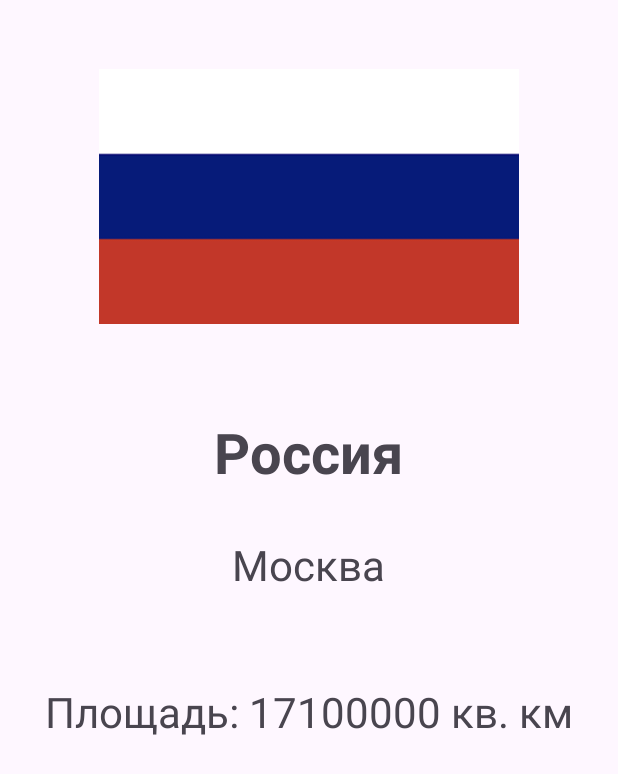
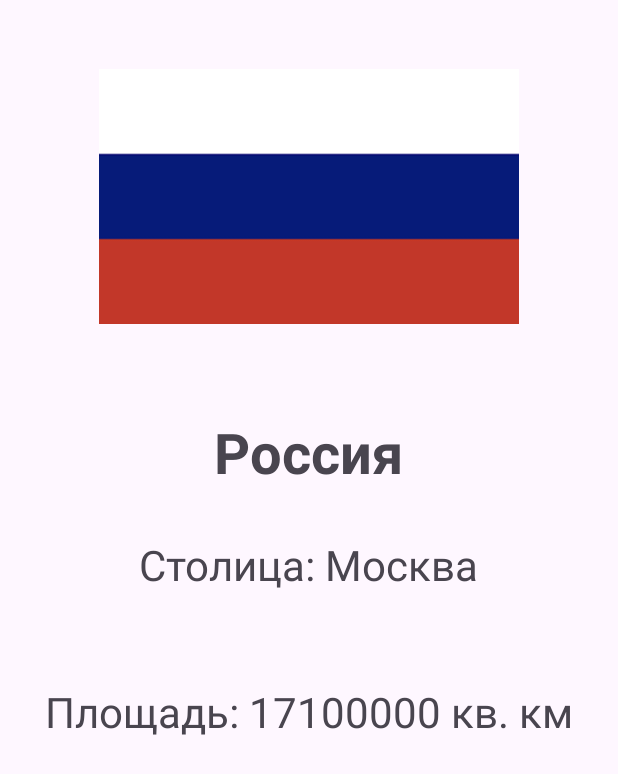
Before and after one commit to Akulik8/Countries, an Android app: the screen it shows after launch (MainActivity), after a tap on "Россия", on a phone screen of 412 x 824 dp. Shown: the top 774 px of the screen. Run offline under Robolectric (Android 15) with nearby library versions, the phone set to English and light mode, and no system bars.

Commit message:
fragments

```diff
--- /dev/null
+++ b/app/src/main/java/com/example/countries/CountriesViewModel.java
@@ -0,0 +1,29 @@
+package com.example.countries;
+
+import androidx.lifecycle.LiveData;
+import androidx.lifecycle.MutableLiveData;
+import androidx.lifecycle.ViewModel;
+
+import java.util.ArrayList;
+import java.util.List;
+
+public class CountriesViewModel extends ViewModel {
+    public MutableLiveData<List<Country>> countries = new MutableLiveData<>();
+    public CountriesViewModel() {
+        List<Country> countriesList = new ArrayList<>();
+        countriesList.add(new Country("Россия", R.drawable.rus, "Москва", 17100000));
+        countriesList.add(new Country("США", R.drawable.usa, "Вашингтон", 9834000));
+        countriesList.add(new Country("Германия", R.drawable.germany, "Берлин", 357592));
+        countriesList.add(new Country("Китай", R.drawable.china, "Пекин", 9597000));
+        countriesList.add(new Country("Молдова", R.drawable.moldova, "Кишинёв", 33846));
+        countriesList.add(new Country("Аргентина", R.drawable.argentina, "Буэнос-Айрес", 2780000));
+        countriesList.add(new Country("Франция", R.drawable.france, "Париж", 643801));
+        countriesList.add(new Country("Италия", R.drawable.italy, "Рим", 302073));
+        countriesList.add(new Country("Бразилия", R.drawable.brazil, "Бразилиа", 8510000));
+        countriesList.add(new Country("Канада", R.drawable.canada, "Оттава", 9985000));
+        countries.setValue(countriesList);
+    }
+    public LiveData<List<Country>> getCountries() {
+        return countries;
+    }
+}
--- a/app/src/main/java/com/example/countries/CountryFragment.java
+++ b/app/src/main/java/com/example/countries/CountryFragment.java
@@ -6,6 +6,9 @@ import android.os.Bundle;
 import androidx.fragment.app.Fragment;
 import androidx.fragment.app.FragmentManager;
 import androidx.fragment.app.FragmentTransaction;
+import androidx.lifecycle.Observer;
+import androidx.lifecycle.ViewModel;
+import androidx.lifecycle.ViewModelProvider;
 
 import android.view.LayoutInflater;
 import android.view.View;
@@ -16,48 +19,28 @@ import android.widget.ListView;
 import java.util.ArrayList;
 import java.util.List;
 public class CountryFragment extends Fragment {
-
-    List<Country> countries = new ArrayList<>();
-    public static CountryFragment newInstance(String param1, String param2) {
-        CountryFragment fragment = new CountryFragment();
-        Bundle args = new Bundle();
-        fragment.setArguments(args);
-        return fragment;
-    }
-
-    @Override
-    public void onCreate(Bundle savedInstanceState) {
-        super.onCreate(savedInstanceState);
-        countries.add(new Country("Россия", R.drawable.rus, "Москва", 17100000));
-        countries.add(new Country("США", R.drawable.usa, "Вашингтон", 9834000));
-        countries.add(new Country("Германия", R.drawable.germany, "Берлин", 357592));
-        countries.add(new Country("Китай", R.drawable.china, "Пекин", 9597000));
-        countries.add(new Country("Молдова", R.drawable.moldova, "Кишинёв", 33846));
-        countries.add(new Country("Аргентина", R.drawable.argentina, "Буэнос-Айрес", 2780000));
-        countries.add(new Country("Франция", R.drawable.france, "Париж", 643801));
-        countries.add(new Country("Италия", R.drawable.italy, "Рим", 302073));
-        countries.add(new Country("Бразилия", R.drawable.brazil, "Бразилиа", 8510000));
-        countries.add(new Country("Канада", R.drawable.canada, "Оттава", 9985000));
-    }
-
     @Override
     public View onCreateView(LayoutInflater inflater, ViewGroup container,
                              Bundle savedInstanceState) {
+        CountriesViewModel viewModel = new ViewModelProvider(this).get(CountriesViewModel.class);
         View view = inflater.inflate(R.layout.fragment_country, container, false);
-
-        ListView listView = (ListView) view.findViewById(R.id.listView);
-        CountryAdapter countryAdapter = new CountryAdapter(getActivity(), countries);
-        listView.setAdapter(countryAdapter);
+        ListView listView = view.findViewById(R.id.listView);
+        viewModel.getCountries().observe(getViewLifecycleOwner(), new Observer<List<Country>>() {
+            @Override
+            public void onChanged(List<Country> countries) {
+                CountryAdapter adapter = new CountryAdapter(getActivity(), countries);
+                listView.setAdapter(adapter);
+            }
+        });
 
         listView.setOnItemClickListener(new AdapterView.OnItemClickListener() {
             @Override
-            public void onItemClick(AdapterView<?> adapterView, View view, int position, long id) {
-                Country country = countries.get(position);
-                FragmentManager fragmentManager = getActivity().getSupportFragmentManager();
-                FragmentTransaction fragmentTransaction = fragmentManager.beginTransaction();
-                fragmentTransaction.replace(R.id.fragment_container, DetailsFragment.newInstance(country));
-                fragmentTransaction.addToBackStack(null);
-                fragmentTransaction.commit();
+            public void onItemClick(AdapterView<?> parent, View view, int position, long id) {
+                Country selectedCountry = viewModel.getCountries().getValue().get(position);
+                DetailsViewModel detailsViewModel = new ViewModelProvider(requireActivity()).get(DetailsViewModel.class);
+                detailsViewModel.selectCountry(selectedCountry);
+                DetailsFragment detailsFragment = DetailsFragment.newInstance(selectedCountry.getName(), selectedCountry.getCapital(), selectedCountry.getArea(), selectedCountry.getFlagId());
+                getActivity().getSupportFragmentManager().beginTransaction().replace(R.id.fragment_container, detailsFragment).addToBackStack(null).commit();
             }
         });
 
--- a/app/src/main/java/com/example/countries/DetailsFragment.java
+++ b/app/src/main/java/com/example/countries/DetailsFragment.java
@@ -1,11 +1,10 @@
 package com.example.countries;
 
-import static android.content.Intent.getIntent;
-
-import android.content.Intent;
 import android.os.Bundle;
 
 import androidx.fragment.app.Fragment;
+import androidx.lifecycle.Observer;
+import androidx.lifecycle.ViewModelProvider;
 
 import android.view.LayoutInflater;
 import android.view.View;
@@ -16,14 +15,7 @@ import android.widget.TextView;
 
 public class DetailsFragment extends Fragment {
     public DetailsFragment() {
-        // Required empty public constructor
-    }
-    public static DetailsFragment newInstance(Country country) {
-        DetailsFragment fragment = new DetailsFragment();
-        Bundle args = new Bundle();
-        args.putSerializable("country", country);
-        fragment.setArguments(args);
-        return fragment;
+
     }
 
     @Override
@@ -35,21 +27,38 @@ public class DetailsFragment extends Fragment {
     public View onCreateView(LayoutInflater inflater, ViewGroup container,
                              Bundle savedInstanceState) {
         View view = inflater.inflate(R.layout.fragment_details, container, false);
-        Bundle args = getArguments();
-        if (args != null) {
-            Country country = (Country) args.getSerializable("country");
+        DetailsViewModel detailsViewModel = new ViewModelProvider(requireActivity()).get(DetailsViewModel.class);
+        detailsViewModel.getSelectedCountry().observe(getViewLifecycleOwner(), new Observer<Country>() {
+
+            @Override
+            public void onChanged(Country country) {
                 if (country != null) {
+                    displayCountry(view, country);
+                }
+            }
+        });
+
+        return view;
+    }
+    private void displayCountry(View view, Country country) {
         TextView nameTextView = view.findViewById(R.id.nameTextView);
         TextView capitalTextView = view.findViewById(R.id.capitalTextView);
         TextView areaTextView = view.findViewById(R.id.areaTextView);
         ImageView flagImageView = view.findViewById(R.id.flagImageView);
 
         nameTextView.setText(country.getName());
-                capitalTextView.setText(country.getCapital());
+        capitalTextView.setText("Столица: " + country.getCapital());
         areaTextView.setText("Площадь: " + country.getArea() + " кв. км");
         flagImageView.setImageResource(country.getFlagId());
     }
-        }
-        return view;
+    public static DetailsFragment newInstance(String countryName, String capitalName, int area, int flagId) {
+        DetailsFragment fragment = new DetailsFragment();
+        Bundle args = new Bundle();
+        args.putString("countryName", countryName);
+        args.putString("capitalName", capitalName);
+        args.putInt("area", area);
+        args.putInt("flagId", flagId);
+        fragment.setArguments(args);
+        return fragment;
     }
 }
--- /dev/null
+++ b/app/src/main/java/com/example/countries/DetailsViewModel.java
@@ -0,0 +1,16 @@
+package com.example.countries;
+
+import androidx.lifecycle.LiveData;
+import androidx.lifecycle.MutableLiveData;
+import androidx.lifecycle.ViewModel;
+
+public class DetailsViewModel extends ViewModel {
+    public MutableLiveData <Country> selectedCountry = new MutableLiveData<>();
+    public void selectCountry(Country country) {
+        selectedCountry.setValue(country);
+    }
+
+    public LiveData<Country> getSelectedCountry() {
+        return selectedCountry;
+    }
+}
--- a/app/src/main/java/com/example/countries/MainActivity.java
+++ b/app/src/main/java/com/example/countries/MainActivity.java
@@ -1,6 +1,8 @@
 package com.example.countries;
 
 import androidx.appcompat.app.AppCompatActivity;
+import androidx.fragment.app.FragmentManager;
+import androidx.fragment.app.FragmentTransaction;
 
 import android.content.Intent;
 import android.os.Bundle;
@@ -17,35 +19,12 @@ public class MainActivity extends AppCompatActivity {
         super.onCreate(savedInstanceState);
         setContentView(R.layout.activity_main);
 
-        CountryFragment countryFragment =new CountryFragment();
-        getSupportFragmentManager().beginTransaction().add(R.id.fragment_container, countryFragment).commit();
-//        ListView listView = findViewById(R.id.listView);
-//
-//        List<Country> countries = new ArrayList<>();
-//        countries.add(new Country("Россия", R.drawable.rus, "Москва", 17100000));
-//        countries.add(new Country("США", R.drawable.usa, "Вашингтон", 9834000));
-//        countries.add(new Country("Германия", R.drawable.germany, "Берлин", 357592));
-//        countries.add(new Country("Китай", R.drawable.china, "Пекин", 9597000));
-//        countries.add(new Country("Молдова", R.drawable.moldova, "Кишинёв", 33846));
-//        countries.add(new Country("Аргентина", R.drawable.argentina, "Буэнос-Айрес", 2780000));
-//        countries.add(new Country("Франция", R.drawable.france, "Париж", 643801));
-//        countries.add(new Country("Италия", R.drawable.italy, "Рим", 302073));
-//        countries.add(new Country("Бразилия", R.drawable.brazil, "Бразилиа", 8510000));
-//        countries.add(new Country("Канада", R.drawable.canada, "Оттава", 9985000));
-//
-//        CountryAdapter countryAdapter = new CountryAdapter(getApplicationContext(), countries);
-//        listView.setAdapter(countryAdapter);
-//
-//        listView.setOnItemClickListener(new AdapterView.OnItemClickListener() {
-//            @Override
-//            public void onItemClick(AdapterView<?> adapterView, View view, int position, long id) {
-//                Country country = countries.get(position);
-//                Intent intent = new Intent(MainActivity.this, DetailsActivity.class);
-//                intent.putExtra("country", country);
-//                startActivity(intent);
-//            }
-//        });
-
+        if (savedInstanceState == null) {
+            CountryFragment countryListFragment = new CountryFragment();
+            FragmentManager fragmentManager = getSupportFragmentManager();
+            FragmentTransaction fragmentTransaction = fragmentManager.beginTransaction();
+            fragmentTransaction.add(R.id.fragment_container, countryListFragment);
+            fragmentTransaction.commit();
+        }
     }
-
 }
```
Lines whose indentation alone changed are shown as unchanged.
